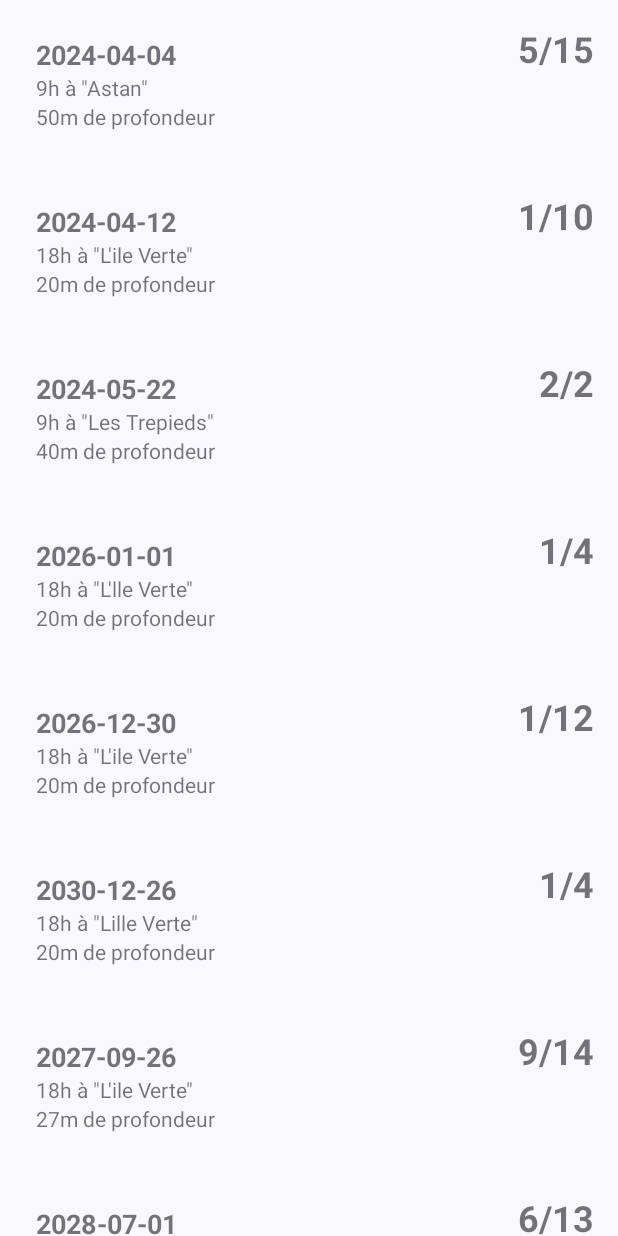
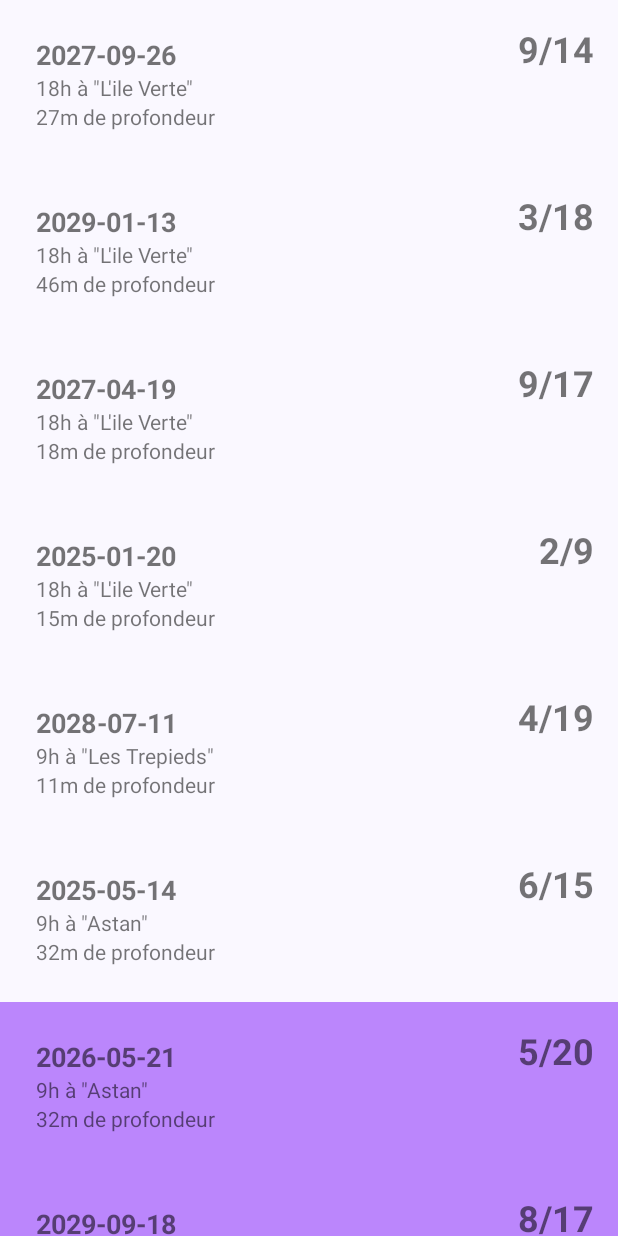
Before and after one commit to PetitGens/nautilus-android, an Android app built with Jetpack Compose: the screen it shows after launch (Nautilus), on a phone screen of 412 x 824 dp. Run offline under Robolectric (Android 15) with nearby library versions, the phone set to English and light mode, and no system bars.

Commit message:
feat: different draw if registered

```diff
--- a/app/src/main/java/fr/iut/gon/info/td3/projetAndroid/DiveAdapter.kt
+++ b/app/src/main/java/fr/iut/gon/info/td3/projetAndroid/DiveAdapter.kt
@@ -4,6 +4,8 @@ import android.view.LayoutInflater
 import android.view.View
 import android.view.ViewGroup
 import android.widget.TextView
+import androidx.compose.ui.graphics.Color
+import androidx.core.content.ContextCompat
 import androidx.recyclerview.widget.RecyclerView
 
 class DiveAdapter(private val dives: List<FakeDive>) : RecyclerView.Adapter<DiveAdapter.ViewHolder>() {
@@ -13,6 +15,7 @@ class DiveAdapter(private val dives: List<FakeDive>) : RecyclerView.Adapter<Dive
         val diveHourLocation: TextView = itemView.findViewById(R.id.dive_hour_location)
         val diveDepth: TextView = itemView.findViewById(R.id.dive_depth)
         val diveSpots: TextView = itemView.findViewById(R.id.dive_spots)
+
     }
 
     override fun onCreateViewHolder(parent: ViewGroup, viewType: Int): ViewHolder {
@@ -30,5 +33,21 @@ class DiveAdapter(private val dives: List<FakeDive>) : RecyclerView.Adapter<Dive
         holder.diveHourLocation.text = "${dive.hour} à \"${dive.location}\""
         holder.diveDepth.text = "${dive.depth}m de profondeur"
         holder.diveSpots.text = "${dive.nbTakenSpots}/${dive.nbSpots}"
+
+        if (dive.isRegistered) {
+            val backgroundColor = ContextCompat.getColor(holder.itemView.context, R.color.purple_200)
+            holder.itemView.setBackgroundColor(backgroundColor)
+        }
+        else {
+            val backgroundColor = ContextCompat.getColor(holder.itemView.context, android.R.color.transparent)
+            holder.itemView.setBackgroundColor(backgroundColor)
+        }
+
+
+
+
+        holder.itemView.setOnClickListener {
+
+        }
     }
 }
--- a/app/src/main/java/fr/iut/gon/info/td3/projetAndroid/DiveListActivity.kt
+++ b/app/src/main/java/fr/iut/gon/info/td3/projetAndroid/DiveListActivity.kt
@@ -30,7 +30,7 @@ class DiveListActivity : AppCompatActivity() {
 
 
         val fakeDiveList = listOf(
-            FakeDive(date="2024-04-04", hour="9h", depth=50, location="Astan", nbTakenSpots=5, nbSpots=15),
+            FakeDive(date="MAUVAISE ACTIVITÉ", hour="9h", depth=50, location="Astan", nbTakenSpots=5, nbSpots=15),
             FakeDive(date="2024-04-12", hour="18h", depth=20, location="L'ile Verte", nbTakenSpots=1, nbSpots=10),
             FakeDive(date="2024-05-22", hour="9h", depth=40, location="Les Trepieds", nbTakenSpots=2, nbSpots=2),
             FakeDive(date="2026-01-01", hour="18h", depth=20, location="L'lle Verte", nbTakenSpots=1, nbSpots=4),
--- a/app/src/main/java/fr/iut/gon/info/td3/projetAndroid/FakeDive.kt
+++ b/app/src/main/java/fr/iut/gon/info/td3/projetAndroid/FakeDive.kt
@@ -8,5 +8,7 @@ data class FakeDive(
     val location: String = "Un super lieu",
     val nbSpots: Int = 4,
     val nbTakenSpots: Int = 1,
-    val dive: Unit? = null
+    val dive: Unit? = null,
+    var isRegistered: Boolean = false,
+    val participants: MutableList<String> = mutableListOf()
 )
--- a/app/src/main/java/fr/iut/gon/info/td3/projetAndroid/Nautilus.kt
+++ b/app/src/main/java/fr/iut/gon/info/td3/projetAndroid/Nautilus.kt
@@ -45,14 +45,15 @@ fun Greeting(name: String, modifier: Modifier = Modifier) {
 @Composable
 fun FakeDiveList()
 {
+    /*
     val fakeDiveList = listOf(
         FakeDive(date="2024-04-04", hour="9h", depth=50, location="Astan", nbTakenSpots=5, nbSpots=15),
         FakeDive(date="2024-04-12", hour="18h", depth=20, location="L'ile Verte", nbTakenSpots=1, nbSpots=10),
-        FakeDive(date="2024-05-22", hour="9h", depth=40, location="Les Trepieds", nbTakenSpots=2, nbSpots=2),
+        FakeDive(date="2024-05-22", hour="9h", depth=40, location="Les Trepieds", nbTakenSpots=2, nbSpots=2, isRegistered = true),
         FakeDive(date="2026-01-01", hour="18h", depth=20, location="L'lle Verte", nbTakenSpots=1, nbSpots=4),
-        FakeDive(date="2026-12-30", hour="18h", depth=20, location="L'ile Verte", nbTakenSpots=1, nbSpots=12),
-        FakeDive(date="2030-12-26", hour="18h", depth=20, location="Lille Verte", nbTakenSpots=1, nbSpots=4)
-    )
+        FakeDive(date="2026-12-30", hour="18h", depth=20, location="L'ile Verte", nbTakenSpots=1, nbSpots=12, isRegistered = true),
+        FakeDive(date="2030-12-26", hour="18h", depth=20, location="Lille Verte", nbTakenSpots=1, nbSpots=4, isRegistered = true)
+    )*/
     val randomDives = mutableListOf<FakeDive>()
 
     for (i in 1..100) {
@@ -63,16 +64,15 @@ fun FakeDiveList()
 
         val hour = if (Random.nextBoolean()) "9h" else "18h"
         val depth = Random.nextInt(10, 51)
-        val location = listOf("Astan", "L'ile Verte", "Les Trepieds", "Lille Verte").random()
+        val location = listOf("Astan", "L'ile Verte", "Les Trepieds").random()
         val nbTakenSpots = Random.nextInt(1, 11)
         val nbSpots = Random.nextInt(nbTakenSpots, 21)
+        val isRegistered = Random.nextInt(1,5) == 1
 
-        randomDives.add(FakeDive(date=date, hour=hour, depth=depth, location=location, nbTakenSpots=nbTakenSpots, nbSpots=nbSpots))
+        randomDives.add(FakeDive(date=date, hour=hour, depth=depth, location=location, nbTakenSpots=nbTakenSpots, nbSpots=nbSpots, isRegistered = isRegistered))
     }
 
-    val combinedList = fakeDiveList + randomDives
-
-    DiveListView(dives = combinedList)
+    DiveListView(dives = randomDives)
 }
 
 
--- a/app/src/main/res/layout/dive_item.xml
+++ b/app/src/main/res/layout/dive_item.xml
@@ -1,5 +1,6 @@
 <?xml version="1.0" encoding="utf-8"?>
 <LinearLayout xmlns:android="http://schemas.android.com/apk/res/android"
+    android:id="@+id/dive_card"
     android:layout_width="match_parent"
     android:layout_height="wrap_content"
     android:orientation="horizontal"
```
Also changed, not shown: app/src/main/java/fr/iut/gon/info/td3/projetAndroid/DiveList.kt (deleted, +0 -44 lines).
